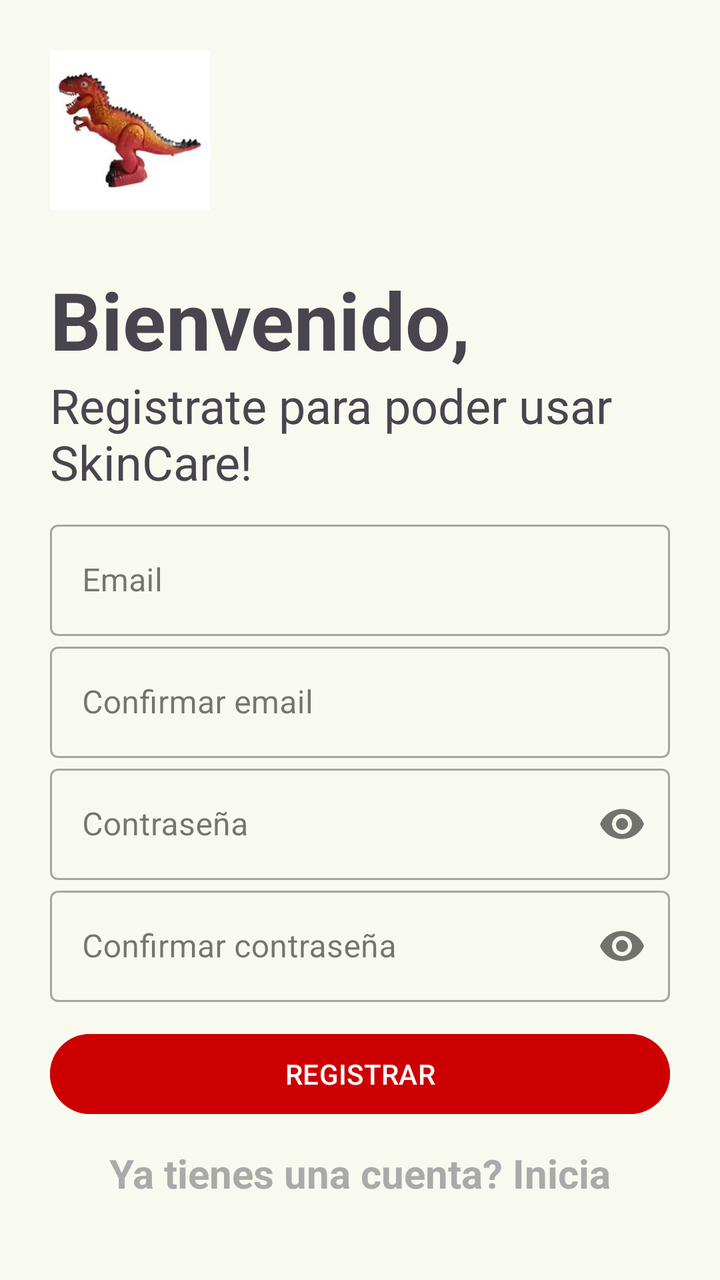
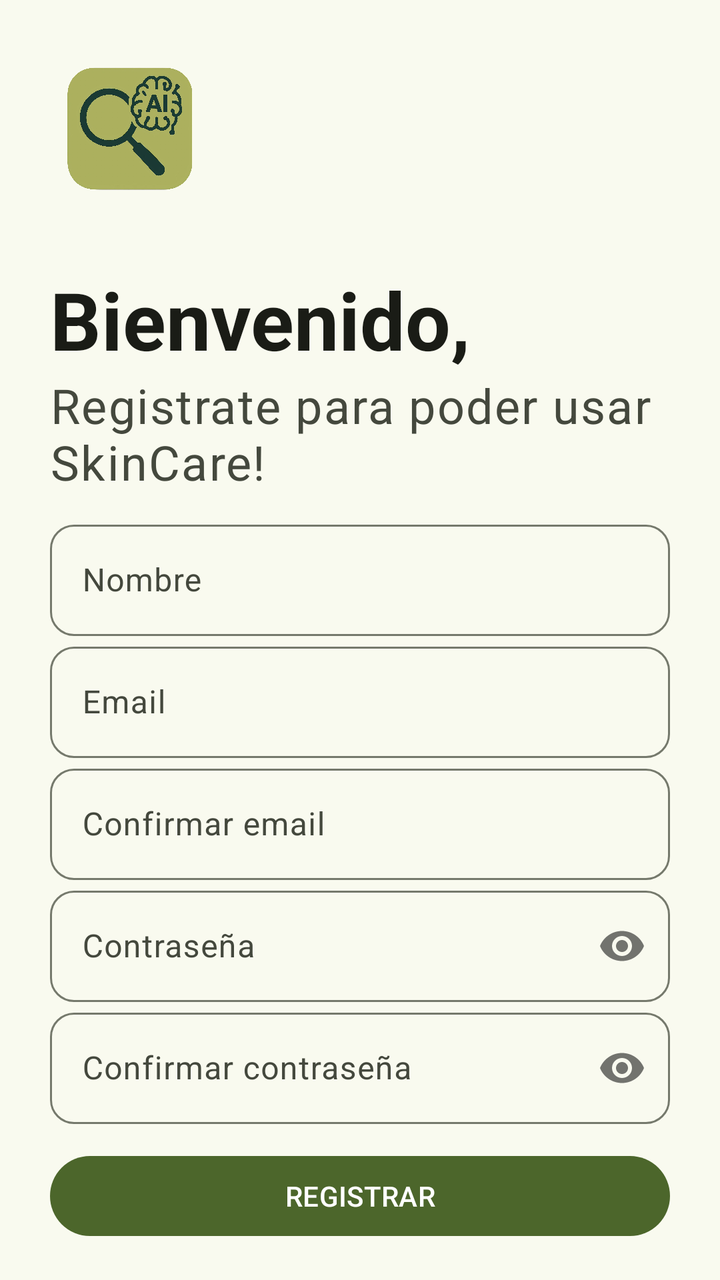

The first picture is an Android layout as it rendered before a commit; the second is the same layout after the commit. The layout source and the unified diff follow.
<!-- AndroidManifest.xml: activity theme Theme.SkinCare_TFM -->
<!-- res/layout/activity_register.xml -->
<?xml version="1.0" encoding="utf-8"?>
<LinearLayout xmlns:android="http://schemas.android.com/apk/res/android"
    xmlns:app="http://schemas.android.com/apk/res-auto"
    xmlns:tools="http://schemas.android.com/tools"
    android:layout_width="match_parent"
    android:layout_height="match_parent"
    tools:context=".login.RegisterActivity"
    android:orientation="vertical"
    android:padding="25dp">

    <ImageView
        android:id="@+id/logoImageView"
        android:layout_width="80dp"
        android:layout_height="80dp"
        android:src="@drawable/dinosaur"
        android:transitionName="logoImageView"
        android:layout_gravity="left"/>

    <TextView
        android:id="@+id/welcomeTextView"
        android:layout_width="wrap_content"
        android:layout_height="wrap_content"
        android:text="Bienvenido,"
        android:layout_marginTop="28dp"
        android:textSize="40sp"
        android:textStyle="bold"
        android:transitionName="textTrans"/>

    <TextView
        android:id="@+id/instructionsTextView"
        android:layout_width="wrap_content"
        android:layout_height="wrap_content"
        android:text="Registrate para poder usar SkinCare!"
        android:textSize="24sp"
        android:transitionName="instructionsTextView"/>

    <LinearLayout
        android:layout_width="match_parent"
        android:layout_height="wrap_content"
        android:layout_marginTop="10dp"
        android:layout_marginBottom="13dp"
        android:orientation="vertical">

        <com.google.android.material.textfield.TextInputLayout
            android:layout_width="match_parent"
            android:layout_height="wrap_content"
            android:inputType="textEmailAddress"
            android:id="@+id/emailLabel"
            android:hint="Email"
            android:transitionName="emailEditText"
            style="@style/Widget.MaterialComponents.TextInputLayout.OutlinedBox">
            <com.google.android.material.textfield.TextInputEditText
                android:layout_width="match_parent"
                android:layout_height="wrap_content"/>
        </com.google.android.material.textfield.TextInputLayout>

        <com.google.android.material.textfield.TextInputLayout
            android:layout_width="match_parent"
            android:layout_height="wrap_content"
            android:id="@+id/confirmEmailLabel"
            android:inputType="textEmailAddress"
            android:hint="Confirmar email"
            style="@style/Widget.MaterialComponents.TextInputLayout.OutlinedBox">
            <com.google.android.material.textfield.TextInputEditText
                android:layout_width="match_parent"
                android:layout_height="wrap_content"/>
        </com.google.android.material.textfield.TextInputLayout>

        <com.google.android.material.textfield.TextInputLayout
            android:layout_width="match_parent"
            android:layout_height="wrap_content"
            android:id="@+id/passwordLabel"
            android:hint="Contraseña"
            android:transitionName="passwordEditText"
            app:passwordToggleEnabled="true"
            style="@style/Widget.MaterialComponents.TextInputLayout.OutlinedBox">
            <com.google.android.material.textfield.TextInputEditText
                android:layout_width="match_parent"
                android:layout_height="wrap_content"
                android:inputType="textPassword"/>
        </com.google.android.material.textfield.TextInputLayout>

        <com.google.android.material.textfield.TextInputLayout
            android:layout_width="match_parent"
            android:layout_height="wrap_content"
            android:id="@+id/confirmPasswordLabel"
            android:hint="Confirmar contraseña"
            app:passwordToggleEnabled="true"
            style="@style/Widget.MaterialComponents.TextInputLayout.OutlinedBox">
            <com.google.android.material.textfield.TextInputEditText
                android:layout_width="match_parent"
                android:layout_height="wrap_content"
                android:inputType="textPassword"/>
        </com.google.android.material.textfield.TextInputLayout>

        <com.google.android.material.button.MaterialButton
            android:id="@+id/registerButton"
            android:layout_width="match_parent"
            android:layout_height="wrap_content"
            android:text="REGISTRAR"
            android:layout_marginTop="12dp"
            android:layout_marginBottom="12dp"
            android:textColor="@android:color/white"
            android:backgroundTint="@android:color/holo_red_dark"
            android:transitionName="registerOrLoginButton"/>

        <TextView
            android:id="@+id/loginButton"
            android:layout_width="wrap_content"
            android:layout_height="wrap_content"
            android:textAlignment="center"
            android:textSize="20dp"
            android:textColor="@android:color/darker_gray"
            android:layout_gravity="center"
            android:clickable="true"
            android:focusable="true"
            android:textStyle="bold"
            android:text="Ya tienes una cuenta? Inicia sesion!"
            android:transitionName="registerOrLoginEditText"/>
    </LinearLayout>

</LinearLayout>
<!-- resources referenced by this layout -->
<resources>
  <!-- drawable dinosaur: jpeg bitmap (drawable, 4791 bytes) -->
  <style name="Theme.SkinCare_TFM" parent="Base.Theme.SkinCare_TFM" />
  <color name="md_theme_primary">#4C662B</color>
  <color name="md_theme_onPrimary">#FFFFFF</color>
  <color name="md_theme_primaryContainer">#CDEDA3</color>
  <color name="md_theme_onPrimaryContainer">#354E16</color>
  <color name="md_theme_secondary">#586249</color>
  <color name="md_theme_onSecondary">#FFFFFF</color>
  <color name="md_theme_secondaryContainer">#DCE7C8</color>
  <color name="md_theme_onSecondaryContainer">#404A33</color>
  <color name="md_theme_tertiary">#386663</color>
  <color name="md_theme_onTertiary">#FFFFFF</color>
  <color name="md_theme_tertiaryContainer">#BCECE7</color>
  <color name="md_theme_onTertiaryContainer">#1F4E4B</color>
  <color name="md_theme_error">#BA1A1A</color>
  <color name="md_theme_onError">#FFFFFF</color>
  <color name="md_theme_errorContainer">#FFDAD6</color>
  <color name="md_theme_onErrorContainer">#93000A</color>
  <color name="md_theme_background">#F9FAEF</color>
  <color name="md_theme_onBackground">#1A1C16</color>
  <color name="md_theme_surface">#F9FAEF</color>
  <color name="md_theme_onSurface">#1A1C16</color>
  <color name="md_theme_surfaceVariant">#E1E4D5</color>
  <color name="md_theme_onSurfaceVariant">#44483D</color>
  <color name="md_theme_outline">#75796C</color>
  <color name="md_theme_outlineVariant">#C5C8BA</color>
  <color name="md_theme_inverseSurface">#2F312A</color>
  <color name="md_theme_inverseOnSurface">#F1F2E6</color>
  <color name="md_theme_inversePrimary">#B1D18A</color>
  <color name="md_theme_primaryFixed">#CDEDA3</color>
  <color name="md_theme_onPrimaryFixed">#102000</color>
  <color name="md_theme_primaryFixedDim">#B1D18A</color>
  <color name="md_theme_onPrimaryFixedVariant">#354E16</color>
  <color name="md_theme_secondaryFixed">#DCE7C8</color>
  <color name="md_theme_onSecondaryFixed">#151E0B</color>
  <color name="md_theme_secondaryFixedDim">#BFCBAD</color>
  <color name="md_theme_onSecondaryFixedVariant">#404A33</color>
  <color name="md_theme_tertiaryFixed">#BCECE7</color>
  <color name="md_theme_onTertiaryFixed">#00201E</color>
  <color name="md_theme_tertiaryFixedDim">#A0D0CB</color>
  <color name="md_theme_onTertiaryFixedVariant">#1F4E4B</color>
  <color name="md_theme_surfaceDim">#DADBD0</color>
  <color name="md_theme_surfaceBright">#F9FAEF</color>
  <color name="md_theme_surfaceContainerLowest">#FFFFFF</color>
  <color name="md_theme_surfaceContainerLow">#F3F4E9</color>
  <color name="md_theme_surfaceContainer">#EEEFE3</color>
  <color name="md_theme_surfaceContainerHigh">#E8E9DE</color>
  <color name="md_theme_surfaceContainerHighest">#E2E3D8</color>
  <!-- unchanged entries left out for length: 1 -->
</resources>

<!-- the commit's change to res/layout/activity_register.xml (unified diff, before → after) -->
@@ -1,122 +1,147 @@
 <?xml version="1.0" encoding="utf-8"?>
-<LinearLayout xmlns:android="http://schemas.android.com/apk/res/android"
+<androidx.core.widget.NestedScrollView xmlns:android="http://schemas.android.com/apk/res/android"
     xmlns:app="http://schemas.android.com/apk/res-auto"
     xmlns:tools="http://schemas.android.com/tools"
     android:layout_width="match_parent"
     android:layout_height="match_parent"
-    tools:context=".login.RegisterActivity"
-    android:orientation="vertical"
-    android:padding="25dp">
-
-    <ImageView
-        android:id="@+id/logoImageView"
-        android:layout_width="80dp"
-        android:layout_height="80dp"
-        android:src="@drawable/dinosaur"
-        android:transitionName="logoImageView"
-        android:layout_gravity="left"/>
-
-    <TextView
-        android:id="@+id/welcomeTextView"
-        android:layout_width="wrap_content"
-        android:layout_height="wrap_content"
-        android:text="Bienvenido,"
-        android:layout_marginTop="28dp"
-        android:textSize="40sp"
-        android:textStyle="bold"
-        android:transitionName="textTrans"/>
-
-    <TextView
-        android:id="@+id/instructionsTextView"
-        android:layout_width="wrap_content"
-        android:layout_height="wrap_content"
-        android:text="Registrate para poder usar SkinCare!"
-        android:textSize="24sp"
-        android:transitionName="instructionsTextView"/>
-
+    android:background="?attr/colorSurface"
+    tools:context=".login.RegisterActivity">
     <LinearLayout
         android:layout_width="match_parent"
         android:layout_height="wrap_content"
-        android:layout_marginTop="10dp"
-        android:layout_marginBottom="13dp"
-        android:orientation="vertical">
+        android:orientation="vertical"
+        android:padding="25dp">
 
-        <com.google.android.material.textfield.TextInputLayout
+        <ImageView
+            android:id="@+id/logoImageView"
+            android:layout_width="80dp"
+            android:layout_height="80dp"
+            android:src="@drawable/logo_skincare"
+            android:transitionName="logoImageView"
+            android:layout_gravity="left"/>
+
+        <TextView
+            android:id="@+id/welcomeTextView"
+            android:layout_width="wrap_content"
+            android:layout_height="wrap_content"
+            android:textAppearance="?attr/textAppearanceHeadlineMedium"
+            android:textColor="?attr/colorOnSurface"
+            android:textStyle="bold"
+            android:text="Bienvenido,"
+            android:layout_marginTop="28dp"
+            android:textSize="40sp"
+            android:transitionName="textTrans"/>
+
+        <TextView
+            android:id="@+id/instructionsTextView"
+            android:layout_width="wrap_content"
+            android:layout_height="wrap_content"
+            android:text="Registrate para poder usar SkinCare!"
+            android:textAppearance="?attr/textAppearanceBodyLarge"
+            android:textColor="?attr/colorOnSurfaceVariant"
+            android:textSize="24sp"
+            android:transitionName="instructionsTextView"/>
+
+        <LinearLayout
             android:layout_width="match_parent"
             android:layout_height="wrap_content"
-            android:inputType="textEmailAddress"
-            android:id="@+id/emailLabel"
-            android:hint="Email"
-            android:transitionName="emailEditText"
-            style="@style/Widget.MaterialComponents.TextInputLayout.OutlinedBox">
-            <com.google.android.material.textfield.TextInputEditText
-                android:layout_width="match_parent"
-                android:layout_height="wrap_content"/>
-        </com.google.android.material.textfield.TextInputLayout>
+            android:layout_marginTop="10dp"
+            android:layout_marginBottom="13dp"
+            android:orientation="vertical">
 
-        <com.google.android.material.textfield.TextInputLayout
-            android:layout_width="match_parent"
-            android:layout_height="wrap_content"
-            android:id="@+id/confirmEmailLabel"
-            android:inputType="textEmailAddress"
-            android:hint="Confirmar email"
-            style="@style/Widget.MaterialComponents.TextInputLayout.OutlinedBox">
-            <com.google.android.material.textfield.TextInputEditText
-                android:layout_width="match_parent"
-                android:layout_height="wrap_content"/>
-        </com.google.android.material.textfield.TextInputLayout>
-
-        <com.google.android.material.textfield.TextInputLayout
-            android:layout_width="match_parent"
-            android:layout_height="wrap_content"
-            android:id="@+id/passwordLabel"
-            android:hint="Contraseña"
-            android:transitionName="passwordEditText"
-            app:passwordToggleEnabled="true"
-            style="@style/Widget.MaterialComponents.TextInputLayout.OutlinedBox">
-            <com.google.android.material.textfield.TextInputEditText
+            <com.google.android.material.textfield.TextInputLayout
                 android:layout_width="match_parent"
                 android:layout_height="wrap_content"
-                android:inputType="textPassword"/>
-        </com.google.android.material.textfield.TextInputLayout>
+                android:inputType="text"
+                android:id="@+id/nameLabel"
+                android:hint="Nombre"
+                android:transitionName="nameEditText"
+                style="@style/Widget.SkinCare_TFM.TextInputLayout">
+                <com.google.android.material.textfield.TextInputEditText
+                    android:layout_width="match_parent"
+                    android:layout_height="wrap_content"/>
+            </com.google.android.material.textfield.TextInputLayout>
 
-        <com.google.android.material.textfield.TextInputLayout
-            android:layout_width="match_parent"
-            android:layout_height="wrap_content"
-            android:id="@+id/confirmPasswordLabel"
-            android:hint="Confirmar contraseña"
-            app:passwordToggleEnabled="true"
-            style="@style/Widget.MaterialComponents.TextInputLayout.OutlinedBox">
-            <com.google.android.material.textfield.TextInputEditText
+            <com.google.android.material.textfield.TextInputLayout
                 android:layout_width="match_parent"
                 android:layout_height="wrap_content"
-                android:inputType="textPassword"/>
-        </com.google.android.material.textfield.TextInputLayout>
+                android:inputType="textEmailAddress"
+                android:id="@+id/emailLabel"
+                android:hint="Email"
+                android:transitionName="emailEditText"
+                style="@style/Widget.SkinCare_TFM.TextInputLayout">
+                <com.google.android.material.textfield.TextInputEditText
+                    android:layout_width="match_parent"
+                    android:layout_height="wrap_content"/>
+            </com.google.android.material.textfield.TextInputLayout>
 
-        <com.google.android.material.button.MaterialButton
-            android:id="@+id/registerButton"
-            android:layout_width="match_parent"
-            android:layout_height="wrap_content"
-            android:text="REGISTRAR"
-            android:layout_marginTop="12dp"
-            android:layout_marginBottom="12dp"
-            android:textColor="@android:color/white"
-            android:backgroundTint="@android:color/holo_red_dark"
-            android:transitionName="registerOrLoginButton"/>
+            <com.google.android.material.textfield.TextInputLayout
+                android:layout_width="match_parent"
+                android:layout_height="wrap_content"
+                android:id="@+id/confirmEmailLabel"
+                android:inputType="textEmailAddress"
+                android:hint="Confirmar email"
+                style="@style/Widget.SkinCare_TFM.TextInputLayout">
+                <com.google.android.material.textfield.TextInputEditText
+                    android:layout_width="match_parent"
+                    android:layout_height="wrap_content"/>
+            </com.google.android.material.textfield.TextInputLayout>
 
-        <TextView
-            android:id="@+id/loginButton"
-            android:layout_width="wrap_content"
-            android:layout_height="wrap_content"
-            android:textAlignment="center"
-            android:textSize="20dp"
-            android:textColor="@android:color/darker_gray"
-            android:layout_gravity="center"
-            android:clickable="true"
-            android:focusable="true"
-            android:textStyle="bold"
-            android:text="Ya tienes una cuenta? Inicia sesion!"
-            android:transitionName="registerOrLoginEditText"/>
+            <com.google.android.material.textfield.TextInputLayout
+                android:layout_width="match_parent"
+                android:layout_height="wrap_content"
+                android:id="@+id/passwordLabel"
+                android:hint="Contraseña"
+                android:transitionName="passwordEditText"
+                app:passwordToggleEnabled="true"
+                style="@style/Widget.SkinCare_TFM.TextInputLayout">
+                <com.google.android.material.textfield.TextInputEditText
+                    android:layout_width="match_parent"
+                    android:layout_height="wrap_content"
+                    android:inputType="textPassword"/>
+            </com.google.android.material.textfield.TextInputLayout>
+
+            <com.google.android.material.textfield.TextInputLayout
+                android:layout_width="match_parent"
+                android:layout_height="wrap_content"
+                android:id="@+id/confirmPasswordLabel"
+                android:hint="Confirmar contraseña"
+                app:passwordToggleEnabled="true"
+                style="@style/Widget.SkinCare_TFM.TextInputLayout">
+                <com.google.android.material.textfield.TextInputEditText
+                    android:layout_width="match_parent"
+                    android:layout_height="wrap_content"
+                    android:inputType="textPassword"/>
+            </com.google.android.material.textfield.TextInputLayout>
+
+            <com.google.android.material.button.MaterialButton
+                android:id="@+id/registerButton"
+                android:layout_width="match_parent"
+                android:layout_height="wrap_content"
+                android:text="REGISTRAR"
+                android:layout_marginTop="12dp"
+                android:layout_marginBottom="12dp"
+                android:textAppearance="?attr/textAppearanceLabelLarge"
+                style="@style/Widget.SkinCare_TFM.Button"
+                android:transitionName="registerOrLoginButton"/>
+
+            <TextView
+                android:id="@+id/loginButton"
+                android:layout_width="wrap_content"
+                android:layout_height="wrap_content"
+                android:textAlignment="center"
+                android:textSize="20dp"
+                android:textAppearance="?attr/textAppearanceBodyMedium"
+                android:textColor="?attr/colorPrimary"
+                android:background="?attr/selectableItemBackground"
+                android:layout_gravity="center"
+                android:clickable="true"
+                android:focusable="true"
+                android:textStyle="bold"
+                android:text="Ya tienes una cuenta? Inicia sesion!"
+                android:transitionName="registerOrLoginEditText"/>
+        </LinearLayout>
     </LinearLayout>
 
-</LinearLayout>
+
+</androidx.core.widget.NestedScrollView>
<!-- resource entries referenced after the edit -->
@@ -1,6 +1,17 @@
 <!-- resources referenced by this layout -->
 <resources>
-  <!-- drawable dinosaur: jpeg bitmap (drawable, 4791 bytes) -->
+  <!-- drawable logo_skincare: png bitmap (drawable, 535143 bytes) -->
+  <style name="Widget.SkinCare_TFM.Button" parent="Widget.Material3.Button">
+          <item name="android:textAppearance">@style/TextAppearance.Material3.LabelLarge</item>
+          <item name="cornerRadius">24dp</item>
+          <item name="android:minHeight">48dp</item>
+      </style>
+  <style name="Widget.SkinCare_TFM.TextInputLayout" parent="Widget.Material3.TextInputLayout.OutlinedBox">
+          <item name="boxCornerRadiusTopStart">12dp</item>
+          <item name="boxCornerRadiusTopEnd">12dp</item>
+          <item name="boxCornerRadiusBottomStart">12dp</item>
+          <item name="boxCornerRadiusBottomEnd">12dp</item>
+      </style>
   <style name="Theme.SkinCare_TFM" parent="Base.Theme.SkinCare_TFM" />
   <color name="md_theme_primary">#4C662B</color>
   <color name="md_theme_onPrimary">#FFFFFF</color>
